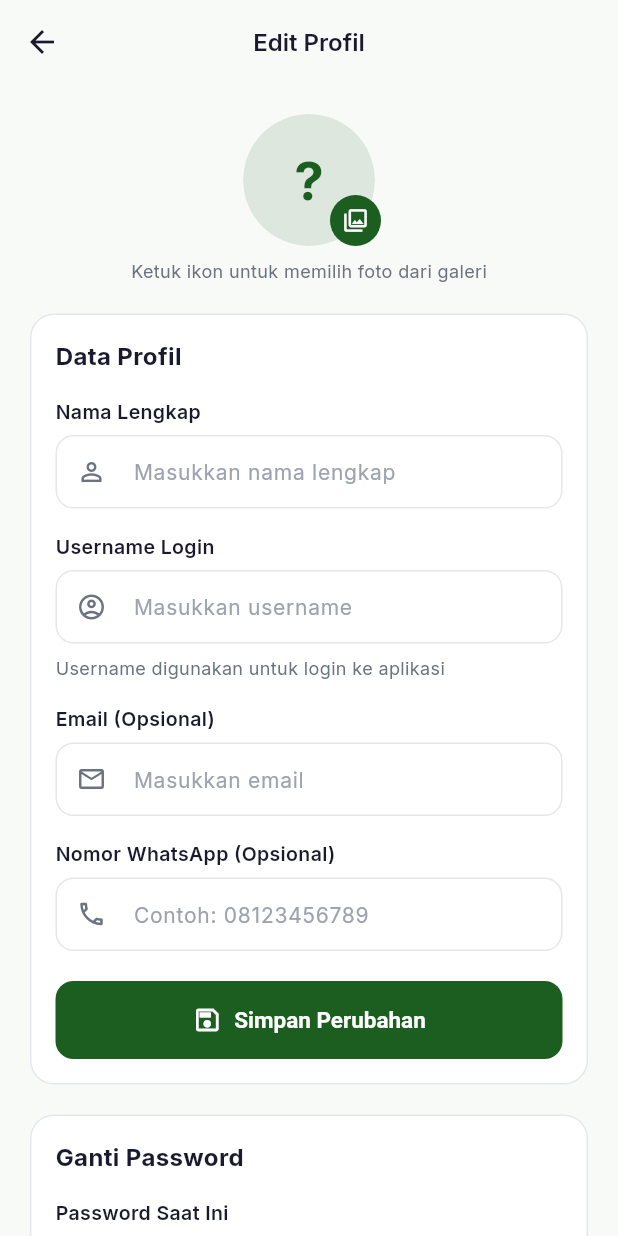
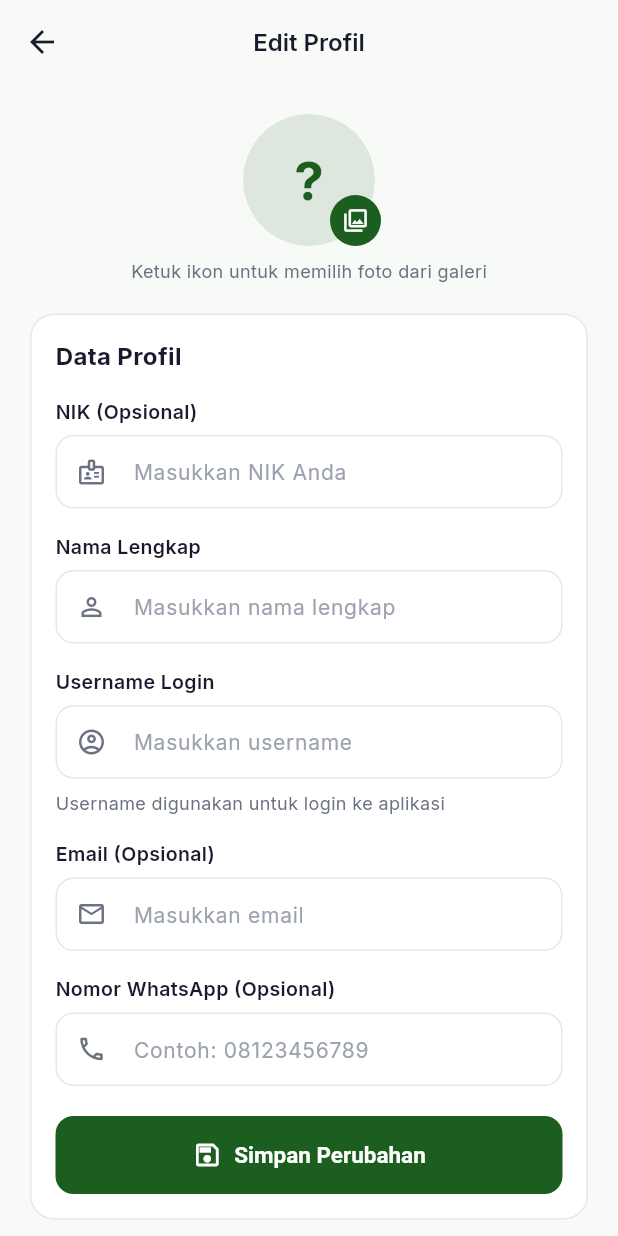
Before and after one commit to Otseira/ROSES_Mobile, a Flutter app: the EditProfilScreen screen opened directly with empty values, on a phone screen of 412 x 824 dp. Run offline on Flutter 3.47's test engine with Material 3 defaults, Android fonts, the phone set to English and light mode, and no system bars; our stand-ins replace camera, dio, flutter_image_compress, flutter_riverpod, flutter_secure_storage, geolocator and 2 more; accounts and stored records are empty; network calls fail.

Commit message:
Perbaikan Edit Profil

```diff
--- a/lib/features/profile/screens/edit_profil_screen.dart
+++ b/lib/features/profile/screens/edit_profil_screen.dart
@@ -26,6 +26,7 @@ class _EditProfilScreenState extends ConsumerState<EditProfilScreen> {
   final _formKey = GlobalKey<FormState>();
   final _passwordFormKey = GlobalKey<FormState>();
 
+  final _nikController = TextEditingController();
   final _namaController = TextEditingController();
   final _usernameController = TextEditingController();
   final _emailController = TextEditingController();
@@ -46,6 +47,7 @@ class _EditProfilScreenState extends ConsumerState<EditProfilScreen> {
   @override
   void initState() {
     super.initState();
+    _nikController.text = widget.user.nik;
     _namaController.text = widget.user.nama;
     _usernameController.text = widget.user.username;
     _emailController.text = widget.user.email ?? '';
@@ -55,6 +57,7 @@ class _EditProfilScreenState extends ConsumerState<EditProfilScreen> {
 
   @override
   void dispose() {
+    _nikController.dispose();
     _namaController.dispose();
     _usernameController.dispose();
     _emailController.dispose();
@@ -123,8 +126,11 @@ class _EditProfilScreenState extends ConsumerState<EditProfilScreen> {
     try {
       final api = ApiService();
       await api.put(
-        '/profil', // ✅ tanpa prefix /api
+        '/profil',
         data: {
+          'nik': _nikController.text.trim().isEmpty
+              ? null
+              : _nikController.text.trim(),
           'nama': _namaController.text.trim(),
           'username': _usernameController.text.trim(),
           'email': _emailController.text.trim().isEmpty
@@ -255,6 +261,22 @@ class _EditProfilScreenState extends ConsumerState<EditProfilScreen> {
                           fontWeight: FontWeight.w700,
                           color: AppColors.textPrimary,
                         ),
+                      ),
+                      const SizedBox(height: 16),
+                      CustomTextField(
+                        controller: _nikController,
+                        label: 'NIK (Opsional)',
+                        hint: 'Masukkan NIK Anda',
+                        prefixIcon: Icons.badge_outlined,
+                        keyboardType: TextInputType.number,
+                        validator: (value) {
+                          if (value != null &&
+                              value.trim().isNotEmpty &&
+                              value.trim().length > 20) {
+                            return 'NIK maksimal 20 karakter';
+                          }
+                          return null;
+                        },
                       ),
                       const SizedBox(height: 16),
                       CustomTextField(
```
